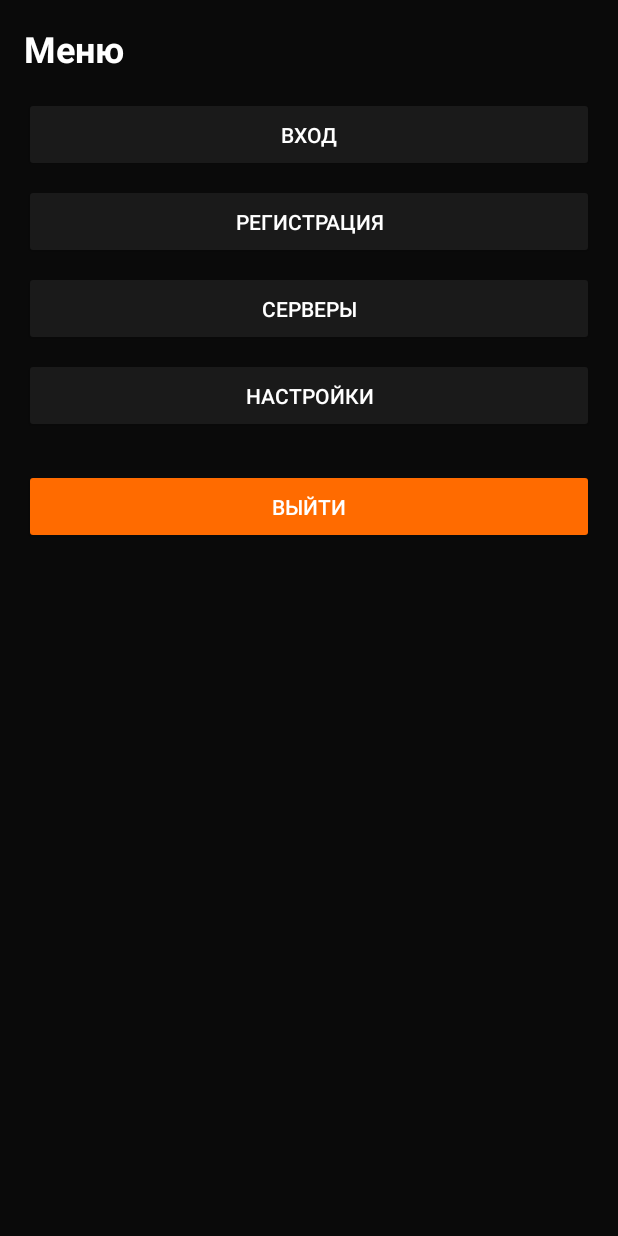
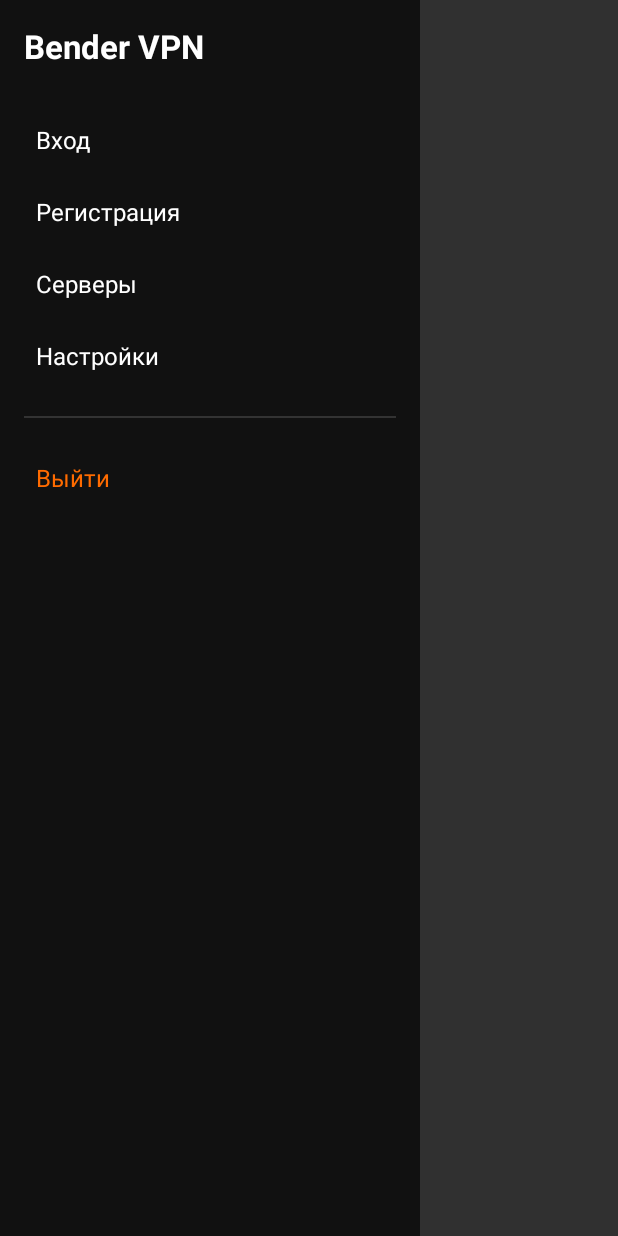
Before and after one commit to Bahytbaek2314/bender-vpn, an Android app: the MenuActivity screen opened directly, with no data from a screen before it, on a phone screen of 412 x 824 dp. Run offline under Robolectric (Android 15) with nearby library versions, the phone set to English and light mode, and no system bars.

Commit message:
Fix menu buttons

```diff
--- a/app/src/main/java/com/example/bendervpn/MainActivity.kt
+++ b/app/src/main/java/com/example/bendervpn/MainActivity.kt
@@ -8,13 +8,11 @@ import android.widget.Button
 import android.widget.LinearLayout
 import android.widget.TextView
 import android.widget.Toast
-import androidx.appcompat.app.AlertDialog
 import androidx.appcompat.app.AppCompatActivity
 import androidx.drawerlayout.widget.DrawerLayout
 
 class MainActivity : AppCompatActivity() {
     private var isRunning = false
-    private var isLoggedIn = false
     private lateinit var drawer: DrawerLayout
 
     override fun onCreate(savedInstanceState: Bundle?) {
@@ -24,7 +22,6 @@ class MainActivity : AppCompatActivity() {
         drawer = findViewById(R.id.drawerLayout)
         val menuButton = findViewById<Button>(R.id.menuButton)
         val vpnButton = findViewById<Button>(R.id.vpnButton)
-        val statusText = findViewById<TextView>(R.id.statusText)
         val serverCard = findViewById<LinearLayout>(R.id.serverCard)
 
         menuButton.setOnClickListener {
@@ -33,6 +30,28 @@ class MainActivity : AppCompatActivity() {
 
         serverCard.setOnClickListener {
             startActivity(Intent(this, ServerListActivity::class.java))
+        }
+
+        // Кнопки меню
+        findViewById<TextView>(R.id.loginBtn).setOnClickListener {
+            drawer.closeDrawer(Gravity.LEFT)
+            startActivity(Intent(this, LoginActivity::class.java))
+        }
+        findViewById<TextView>(R.id.registerBtn).setOnClickListener {
+            drawer.closeDrawer(Gravity.LEFT)
+            Toast.makeText(this, "Регистрация", Toast.LENGTH_SHORT).show()
+        }
+        findViewById<TextView>(R.id.serversBtn).setOnClickListener {
+            drawer.closeDrawer(Gravity.LEFT)
+            startActivity(Intent(this, ServerListActivity::class.java))
+        }
+        findViewById<TextView>(R.id.settingsBtn).setOnClickListener {
+            drawer.closeDrawer(Gravity.LEFT)
+            Toast.makeText(this, "Настройки", Toast.LENGTH_SHORT).show()
+        }
+        findViewById<TextView>(R.id.logoutBtn).setOnClickListener {
+            drawer.closeDrawer(Gravity.LEFT)
+            Toast.makeText(this, "Выход", Toast.LENGTH_SHORT).show()
         }
 
         vpnButton.setOnClickListener {
--- a/app/src/main/java/com/example/bendervpn/MenuActivity.kt
+++ b/app/src/main/java/com/example/bendervpn/MenuActivity.kt
@@ -2,7 +2,7 @@ package com.example.bendervpn
 
 import android.content.Intent
 import android.os.Bundle
-import android.widget.Button
+import android.widget.TextView
 import android.widget.Toast
 import androidx.appcompat.app.AppCompatActivity
 
@@ -11,19 +11,19 @@ class MenuActivity : AppCompatActivity() {
         super.onCreate(savedInstanceState)
         setContentView(R.layout.activity_menu)
 
-        findViewById<Button>(R.id.loginBtn).setOnClickListener {
+        findViewById<TextView>(R.id.loginBtn).setOnClickListener {
             startActivity(Intent(this, LoginActivity::class.java))
         }
-        findViewById<Button>(R.id.registerBtn).setOnClickListener {
+        findViewById<TextView>(R.id.registerBtn).setOnClickListener {
             Toast.makeText(this, "Регистрация", Toast.LENGTH_SHORT).show()
         }
-        findViewById<Button>(R.id.serversBtn).setOnClickListener {
+        findViewById<TextView>(R.id.serversBtn).setOnClickListener {
             startActivity(Intent(this, ServerListActivity::class.java))
         }
-        findViewById<Button>(R.id.settingsBtn).setOnClickListener {
+        findViewById<TextView>(R.id.settingsBtn).setOnClickListener {
             Toast.makeText(this, "Настройки", Toast.LENGTH_SHORT).show()
         }
-        findViewById<Button>(R.id.logoutBtn).setOnClickListener {
+        findViewById<TextView>(R.id.logoutBtn).setOnClickListener {
             Toast.makeText(this, "Выход", Toast.LENGTH_SHORT).show()
             finish()
         }
--- a/app/src/main/res/layout/activity_menu.xml
+++ b/app/src/main/res/layout/activity_menu.xml
@@ -1,8 +1,9 @@
 <?xml version="1.0" encoding="utf-8"?>
 <ScrollView xmlns:android="http://schemas.android.com/apk/res/android"
-    android:layout_width="match_parent"
+    android:layout_width="280dp"
     android:layout_height="match_parent"
-    android:background="#0A0A0A">
+    android:layout_gravity="start"
+    android:background="#111111">
 
     <LinearLayout
         android:layout_width="match_parent"
@@ -13,55 +14,66 @@
         <TextView
             android:layout_width="wrap_content"
             android:layout_height="wrap_content"
-            android:text="Меню"
+            android:text="Bender VPN"
             android:textColor="#FFFFFF"
-            android:textSize="24sp"
+            android:textSize="22sp"
             android:textStyle="bold"
-            android:layout_marginBottom="16dp" />
+            android:layout_marginBottom="24dp" />
 
-        <Button
+        <TextView
             android:id="@+id/loginBtn"
             android:layout_width="match_parent"
-            android:layout_height="50dp"
+            android:layout_height="48dp"
+            android:gravity="center_vertical"
             android:text="Вход"
             android:textColor="#FFFFFF"
-            android:backgroundTint="#1A1A1A"
-            android:layout_marginBottom="8dp" />
+            android:textSize="16sp"
+            android:paddingStart="8dp" />
 
-        <Button
+        <TextView
             android:id="@+id/registerBtn"
             android:layout_width="match_parent"
-            android:layout_height="50dp"
+            android:layout_height="48dp"
+            android:gravity="center_vertical"
             android:text="Регистрация"
             android:textColor="#FFFFFF"
-            android:backgroundTint="#1A1A1A"
-            android:layout_marginBottom="8dp" />
+            android:textSize="16sp"
+            android:paddingStart="8dp" />
 
-        <Button
+        <TextView
             android:id="@+id/serversBtn"
             android:layout_width="match_parent"
-            android:layout_height="50dp"
+            android:layout_height="48dp"
+            android:gravity="center_vertical"
             android:text="Серверы"
             android:textColor="#FFFFFF"
-            android:backgroundTint="#1A1A1A"
-            android:layout_marginBottom="8dp" />
+            android:textSize="16sp"
+            android:paddingStart="8dp" />
 
-        <Button
+        <TextView
             android:id="@+id/settingsBtn"
             android:layout_width="match_parent"
-            android:layout_height="50dp"
+            android:layout_height="48dp"
+            android:gravity="center_vertical"
             android:text="Настройки"
             android:textColor="#FFFFFF"
-            android:backgroundTint="#1A1A1A"
-            android:layout_marginBottom="8dp" />
+            android:textSize="16sp"
+            android:paddingStart="8dp" />
 
-        <Button
+        <View
+            android:layout_width="match_parent"
+            android:layout_height="1dp"
+            android:background="#333333"
+            android:layout_marginVertical="16dp" />
+
+        <TextView
             android:id="@+id/logoutBtn"
             android:layout_width="match_parent"
-            android:layout_height="50dp"
+            android:layout_height="48dp"
+            android:gravity="center_vertical"
             android:text="Выйти"
-            android:textColor="#FFFFFF"
-            android:backgroundTint="#FF6B00"
-            android:layout_marginTop="16dp" />
+            android:textColor="#FF6B00"
+            android:textSize="16sp"
+            android:paddingStart="8dp" />
     </LinearLayout>
 </ScrollView>
```
